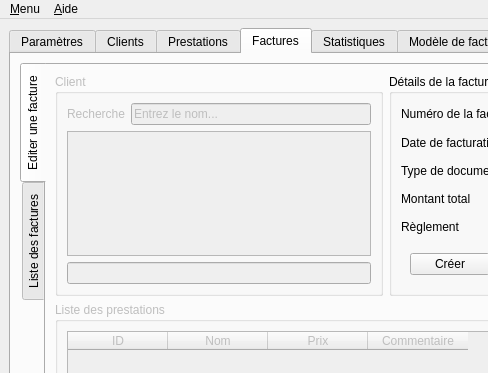
This is ui/Qfacture.ui in jpec/Qfacture as Qt 5 draws it before an edit; both pictures show x 0 to 488 and y 0 to 373 of the 800 by 646 pixel window. The edited form follows.
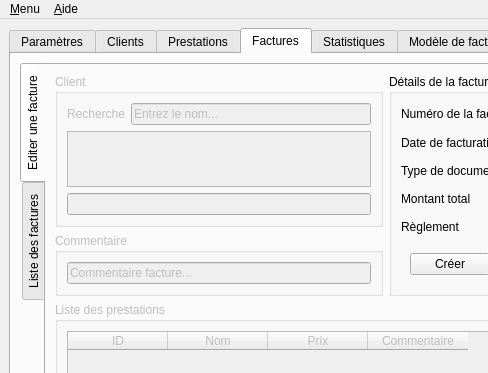
This is the edited form. The open tabs and pages were chosen to show the change. Icons and pictures are not drawn.

Commit message: Add: #23 Feature - Implémenter commentaire facture

```diff
--- a/ui/Qfacture.ui
+++ b/ui/Qfacture.ui
@@ -1511,6 +1511,12 @@
                </item>
                <item row="1" column="0" colspan="2">
                 <widget class="QListWidget" name="fClientList">
+                 <property name="minimumSize">
+                  <size>
+                   <width>0</width>
+                   <height>50</height>
+                  </size>
+                 </property>
                  <property name="alternatingRowColors">
                   <bool>true</bool>
                  </property>
@@ -1536,7 +1542,7 @@
               </layout>
              </widget>
             </item>
-            <item row="0" column="1">
+            <item row="0" column="1" rowspan="2">
              <widget class="QGroupBox" name="fDetail">
               <property name="sizePolicy">
                <sizepolicy hsizetype="Minimum" vsizetype="Minimum">
@@ -1731,6 +1737,25 @@
               </layout>
              </widget>
             </item>
+            <item row="1" column="0">
+             <widget class="QGroupBox" name="fComGroup">
+              <property name="enabled">
+               <bool>false</bool>
+              </property>
+              <property name="title">
+               <string>Commentaire</string>
+              </property>
+              <layout class="QGridLayout" name="gridLayout_15">
+               <item row="0" column="0">
+                <widget class="QLineEdit" name="fCom">
+                 <property name="text">
+                  <string>Commentaire facture...</string>
+                 </property>
+                </widget>
+               </item>
+              </layout>
+             </widget>
+            </item>
            </layout>
           </widget>
           <widget class="QWidget" name="tabFact2">
```
The commit also changes 1 other file.
